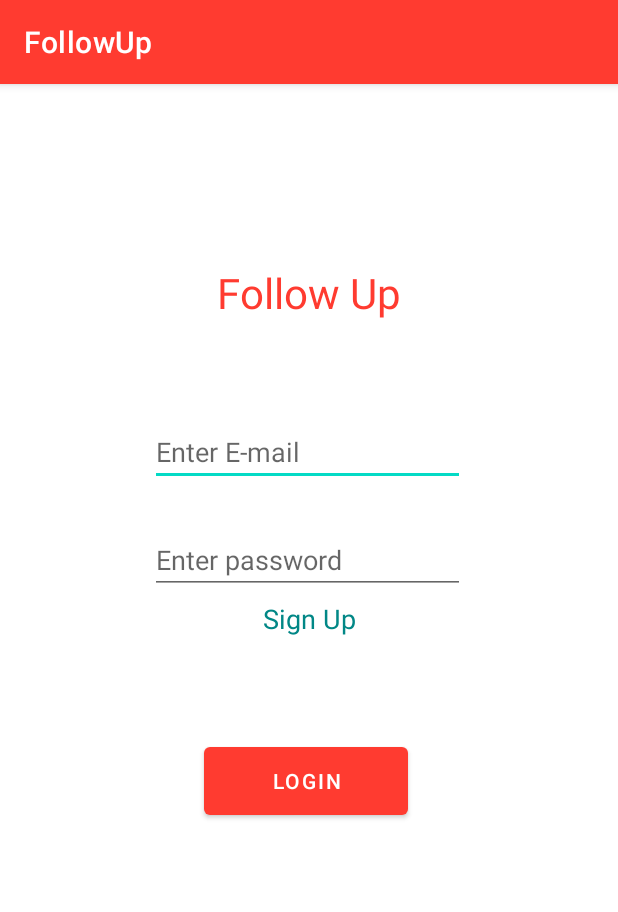
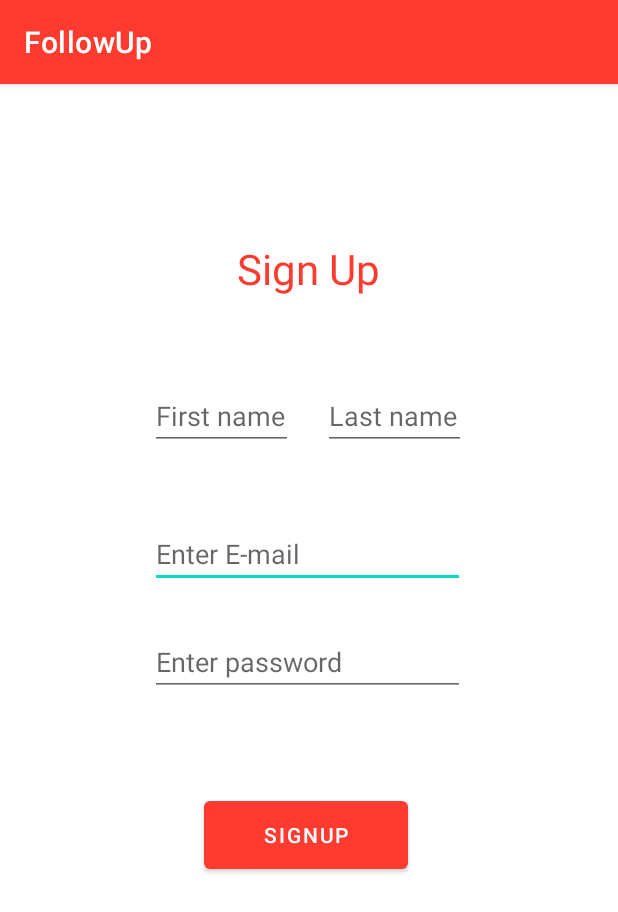
Before and after one commit to expanser/ITMD555FinalProject, an Android app: the screen it shows after launch (LoginActivity before the commit, SignupActivity after it), after a tap on "Sign Up", on a phone screen of 412 x 824 dp. Shown: the top 912 px of the screen. Run offline under Robolectric (Android 15) with nearby library versions, the light colour scheme and no system bars.

Commit message:
add sign up page

```diff
--- a/app/src/main/java/com/example/followup/LoginActivity.java
+++ b/app/src/main/java/com/example/followup/LoginActivity.java
@@ -62,13 +62,13 @@ public class LoginActivity extends AppCompatActivity {
     public void showWarnMessage() {
         AlertDialog.Builder builder = new AlertDialog.Builder(this);
         builder.setCancelable(true);
-        builder.setTitle("Wrong Credentials");
+        builder.setTitle("Invalid E-mail or password");
         builder.setMessage("Tries left => " + count);
         builder.show();
     }
 
     public void onSignupClick(View view) {
-        startActivity(new Intent(getApplicationContext(), MainActivity.class));
+        startActivity(new Intent(getApplicationContext(), SignupActivity.class));
     }
 
 }
--- /dev/null
+++ b/app/src/main/res/layout/activity_signup.xml
@@ -0,0 +1,79 @@
+<?xml version="1.0" encoding="utf-8"?>
+<androidx.constraintlayout.widget.ConstraintLayout  xmlns:android="http://schemas.android.com/apk/res/android"
+    xmlns:app="http://schemas.android.com/apk/res-auto"
+    xmlns:tools="http://schemas.android.com/tools"
+    android:layout_width="match_parent"
+    android:layout_height="match_parent"
+    tools:context=".SignupActivity">
+
+    <EditText
+        android:id="@+id/textUserEmail"
+        android:layout_width="210dp"
+        android:layout_height="40dp"
+        android:layout_marginStart="100dp"
+        android:layout_marginTop="52dp"
+        android:hint="Enter E-mail"
+        android:inputType="textPersonName"
+        android:textSize="18sp"
+        app:layout_constraintStart_toStartOf="parent"
+        app:layout_constraintTop_toBottomOf="@+id/editTextFirstName" />
+
+    <EditText
+        android:id="@+id/textPassword"
+        android:layout_width="210dp"
+        android:layout_height="40dp"
+        android:layout_marginTop="32dp"
+        android:hint="Enter password"
+        android:inputType="textPassword"
+        android:textSize="18sp"
+        app:layout_constraintStart_toStartOf="@+id/textUserEmail"
+        app:layout_constraintTop_toBottomOf="@+id/textUserEmail" />
+
+    <Button
+        android:id="@+id/signupButton"
+        android:layout_width="136dp"
+        android:layout_height="57dp"
+        android:layout_marginStart="36dp"
+        android:layout_marginTop="64dp"
+        android:onClick="onSignupClick"
+        android:text="Signup"
+        app:layout_constraintStart_toStartOf="@+id/textPassword"
+        app:layout_constraintTop_toBottomOf="@+id/textPassword" />
+
+    <TextView
+        android:id="@+id/titleView"
+        android:layout_width="wrap_content"
+        android:layout_height="wrap_content"
+        android:layout_marginTop="104dp"
+        android:text="Sign Up"
+        android:textColor="@color/red_500"
+        android:textSize="28sp"
+        app:layout_constraintEnd_toEndOf="parent"
+        app:layout_constraintHorizontal_bias="0.498"
+        app:layout_constraintStart_toStartOf="parent"
+        app:layout_constraintTop_toTopOf="parent" />
+
+    <EditText
+        android:id="@+id/editTextFirstName"
+        android:layout_width="95dp"
+        android:layout_height="40dp"
+        android:layout_marginStart="100dp"
+        android:layout_marginTop="204dp"
+        android:ems="10"
+        android:hint="First name"
+        android:inputType="textPersonName"
+        app:layout_constraintStart_toStartOf="parent"
+        app:layout_constraintTop_toTopOf="parent" />
+
+    <EditText
+        android:id="@+id/editTextLastName"
+        android:layout_width="95dp"
+        android:layout_height="40dp"
+        android:layout_marginStart="20dp"
+        android:ems="10"
+        android:inputType="textPersonName"
+        android:hint="Last name"
+        app:layout_constraintStart_toEndOf="@+id/editTextFirstName"
+        app:layout_constraintTop_toTopOf="@+id/editTextFirstName" />
+
+</androidx.constraintlayout.widget.ConstraintLayout >
```
Also changed, not shown: app/src/main/AndroidManifest.xml (+9 -0 lines), app/src/main/java/com/example/followup/SignupActivity.java (added, +56 -0 lines).
